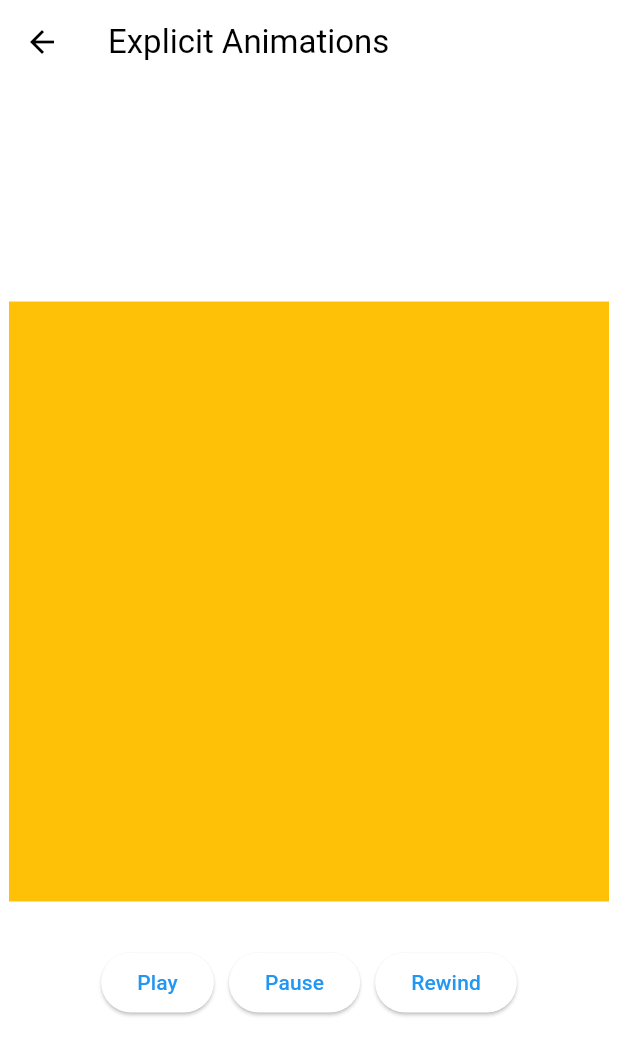
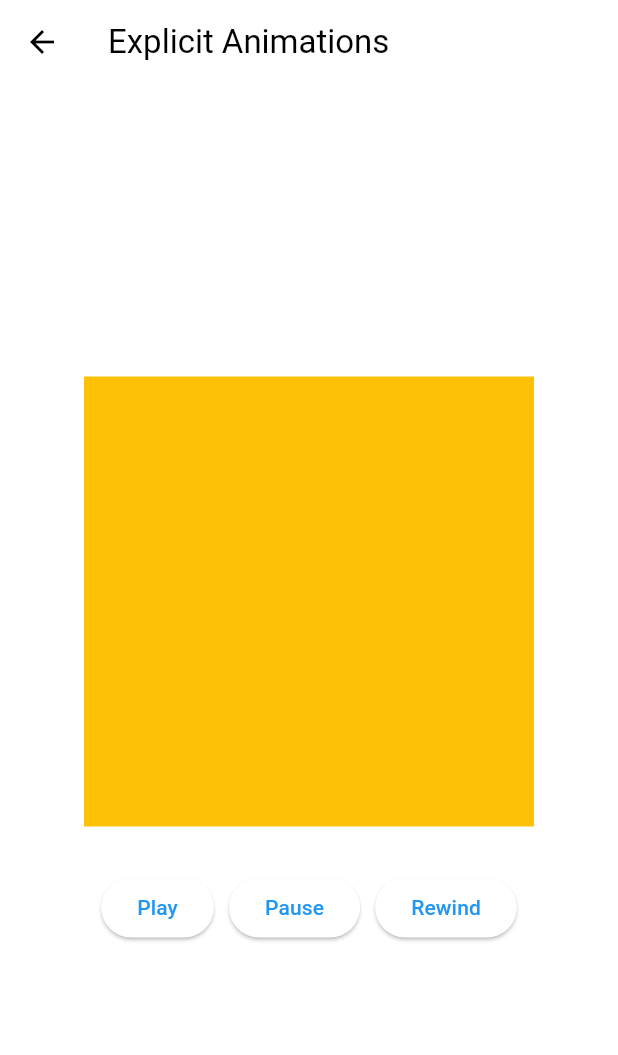
Before and after one commit to moztiq/nc-flutter-animations, a Flutter app: the ExplicitAnimationsScreen screen opened directly, on a phone screen of 412 x 824 dp. Shown: the top 1055 px of the screen. Run offline on Flutter 3.47's test engine with Material 3 defaults, Android fonts, the phone set to English and light mode, and no system bars.

Commit message:
Explicit Widgets

```diff
--- a/lib/screens/explicit_animations_screen.dart
+++ b/lib/screens/explicit_animations_screen.dart
@@ -12,11 +12,32 @@ class _ExplicitAnimationsScreenState extends State<ExplicitAnimationsScreen>
     with SingleTickerProviderStateMixin {
   late final AnimationController _animationController = AnimationController(
     vsync: this,
-    duration: const Duration(seconds: 2),
+    duration: const Duration(milliseconds: 300),
   );
-  late final Animation<Color?> _color = ColorTween(
-    begin: Colors.amber,
-    end: Colors.red,
+
+  late final Animation<Decoration> _decoration = DecorationTween(
+    begin: const BoxDecoration(
+      color: Colors.amber,
+    ),
+    end: BoxDecoration(
+      color: Colors.red,
+      borderRadius: BorderRadius.circular(100),
+    ),
+  ).animate(_animationController);
+
+  late final Animation<double> _rotation = Tween(
+    begin: 0.0,
+    end: 5.0,
+  ).animate(_animationController);
+
+  late final Animation<double> _scale = Tween(
+    begin: 1.0,
+    end: 1.2,
+  ).animate(_animationController);
+
+  late final Animation<Offset> _position = Tween(
+    begin: Offset.zero,
+    end: const Offset(0, -0.2),
   ).animate(_animationController);
 
   void _play() {
@@ -32,8 +53,9 @@ class _ExplicitAnimationsScreenState extends State<ExplicitAnimationsScreen>
   }
 
   @override
-  void initState() {
-    super.initState();
+  void dispose() {
+    _animationController.dispose();
+    super.dispose();
   }
 
   @override
@@ -46,15 +68,21 @@ class _ExplicitAnimationsScreenState extends State<ExplicitAnimationsScreen>
         child: Column(
           mainAxisAlignment: MainAxisAlignment.center,
           children: [
-            AnimatedBuilder(
-              animation: _color,
-              builder: (BuildContext context, Widget? child) {
-                return Container(
-                  color: _color.value,
-                  width: 400,
-                  height: 400,
-                );
-              },
+            SlideTransition(
+              position: _position,
+              child: ScaleTransition(
+                scale: _scale,
+                child: RotationTransition(
+                  turns: _rotation,
+                  child: DecoratedBoxTransition(
+                    decoration: _decoration,
+                    child: const SizedBox(
+                      width: 300,
+                      height: 300,
+                    ),
+                  ),
+                ),
+              ),
             ),
             const SizedBox(height: 30),
             Row(
```
